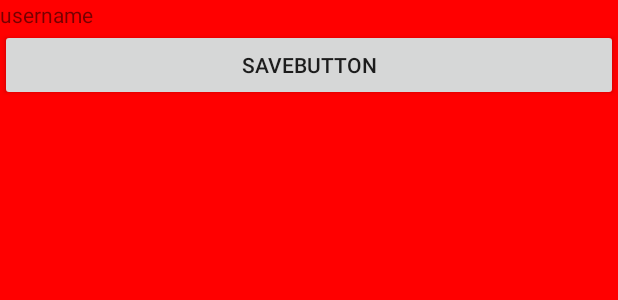
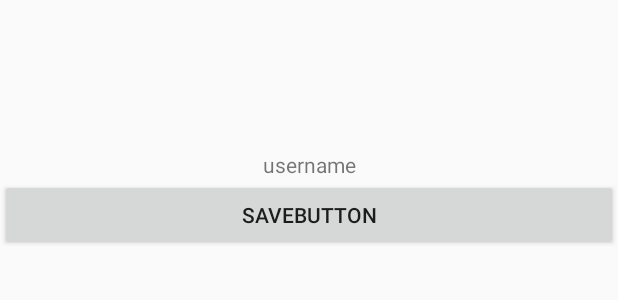
Before and after one commit to jinfengli/common-test-demos, an Android app: the layout activity_mainactivity.xml on its own in the app's theme, with its tools: preview values and no code run, on a phone screen of 412 x 824 dp. Shown: the top 300 px of the screen. Run offline under Robolectric (Android 15) with nearby library versions, the phone set to English and light mode, and no system bars.

```diff
--- a/as-common-utils/the-mvp-demo/build.gradle
+++ b/as-common-utils/the-mvp-demo/build.gradle
@@ -6,7 +6,7 @@ android {
 
     defaultConfig {
         applicationId "com.kingfeng.the_mvp_demo"
-        minSdkVersion 22
+        minSdkVersion 18
         targetSdkVersion 25
         versionCode 1
         versionName "1.0"
--- a/as-common-utils/the-mvp-demo/src/main/java/com/kingfeng/the_mvp_demo/SimpleDelegate.java
+++ b/as-common-utils/the-mvp-demo/src/main/java/com/kingfeng/the_mvp_demo/SimpleDelegate.java
@@ -5,33 +5,31 @@ import android.widget.TextView;
 import com.kingfeng.the_mvp_demo.base.view.AppDelegate;
 
 /**
- * TODO:
+ * View视图层，完全移除与Presenter业务逻辑的耦合
  *
  * @author lijf
  * @version 1.0.0
- * @date $today
+ * @date 2017-5-5
  * @copyright (c) wonhigh.cn All rights reserved.
  */
 public class SimpleDelegate extends AppDelegate {
 
     @Override
     public int getRootLayoutId() {
-        return R.layout.activity_main;
+        return R.layout.activity_mainactivity;
     }
 
     @Override
     public void initWidget() {
         super.initWidget();
-        TextView tv = get(R.id.username);
+        TextView tv = get(R.id.tv_themvp_name);
         tv.setText("my name is China.");
     }
 
     public void setText(String text) {
-        TextView tv = get(R.id.username);
-        tv.setText(text);
+        TextView tv1 = get(R.id.tv_themvp_name);
+        tv1.setText(text);
     }
-
-
 
 //    @Override
 //    public Toolbar getToolbar() {
--- a/as-common-utils/the-mvp-demo/src/main/java/com/kingfeng/the_mvp_demo/base/view/AppDelegate.java
+++ b/as-common-utils/the-mvp-demo/src/main/java/com/kingfeng/the_mvp_demo/base/view/AppDelegate.java
@@ -1,5 +1,6 @@
 package com.kingfeng.the_mvp_demo.base.view;
 
+import android.app.Activity;
 import android.os.Bundle;
 import android.support.v7.widget.Toolbar;
 import android.util.SparseArray;
@@ -20,6 +21,7 @@ public abstract class AppDelegate implements IDelegate {
     protected View rootView;
 
     protected final SparseArray<View> mViews = new SparseArray<>();
+
     public abstract int getRootLayoutId();
 
     @Override
@@ -77,4 +79,8 @@ public abstract class AppDelegate implements IDelegate {
     public void toast(CharSequence msg) {
         Toast.makeText(rootView.getContext(), msg, Toast.LENGTH_SHORT).show();
     }
+
+    public <T extends Activity> T getActivity() {
+        return (T) rootView.getContext();
+    }
 }
--- a/as-common-utils/the-mvp-demo/src/main/res/layout/activity_main.xml
+++ b/as-common-utils/the-mvp-demo/src/main/res/layout/activity_mainactivity.xml
@@ -3,19 +3,20 @@
     xmlns:tools="http://schemas.android.com/tools"
     android:layout_width="match_parent"
     android:layout_height="match_parent"
-    android:background="#ff0000"
     android:orientation="vertical"
+
     tools:context="com.kingfeng.the_mvp_demo.MainActivity">
 
     <TextView
-        android:id="@+id/tv_username"
+        android:id="@+id/tv_themvp_name"
         android:layout_width="match_parent"
         android:layout_height="wrap_content"
-        android:drawablePadding="8dp"
+        android:layout_marginTop="100dp"
+        android:gravity="center_horizontal"
         android:text="username" />
 
     <Button
-        android:id="@+id/btn_save"
+        android:id="@+id/btn_themvp_save"
         android:paddingTop="10dp"
         android:layout_width="match_parent"
         android:layout_height="wrap_content"
```
Also changed, not shown: as-common-utils/the-mvp-demo/src/main/AndroidManifest.xml (+8 -3 lines), as-common-utils/the-mvp-demo/src/main/java/com/kingfeng/the_mvp_demo/LoginActivity.java (added, +25 -0 lines), as-common-utils/the-mvp-demo/src/main/java/com/kingfeng/the_mvp_demo/MainActivity.java (+3 -4 lines), as-common-utils/the-mvp-demo/src/main/java/com/kingfeng/the_mvp_demo/base/ActivityPresenter.java (+21 -3 lines), as-common-utils/the-mvp-demo/src/main/res/layout/activity_login.xml (added, +14 -0 lines).
